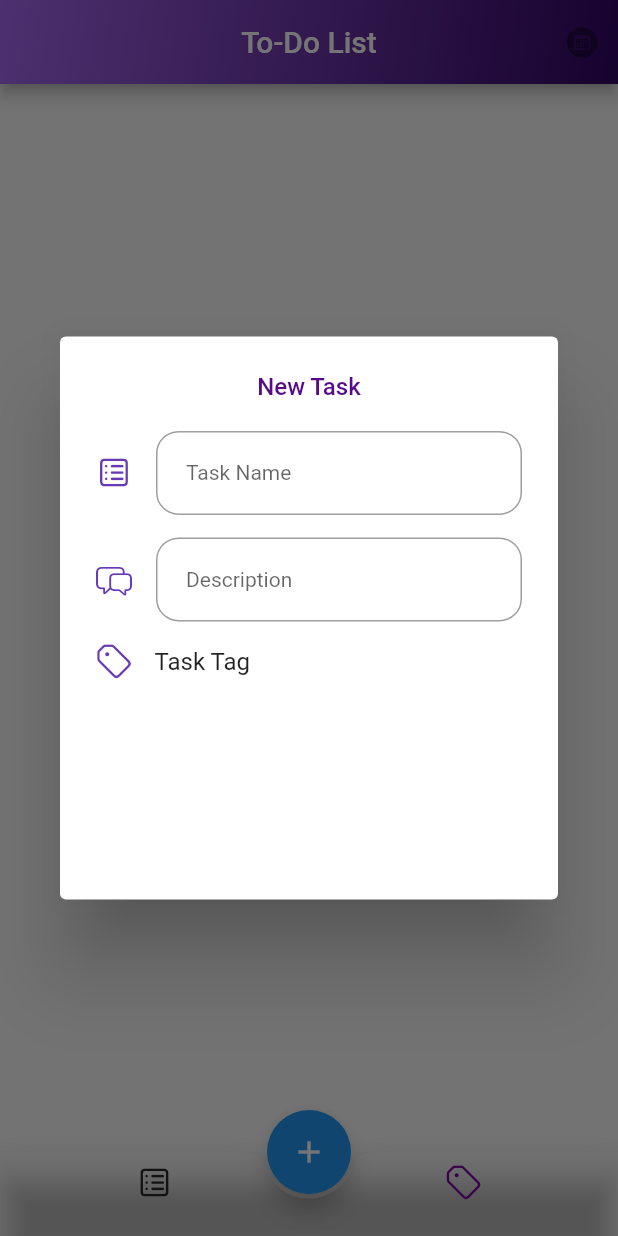
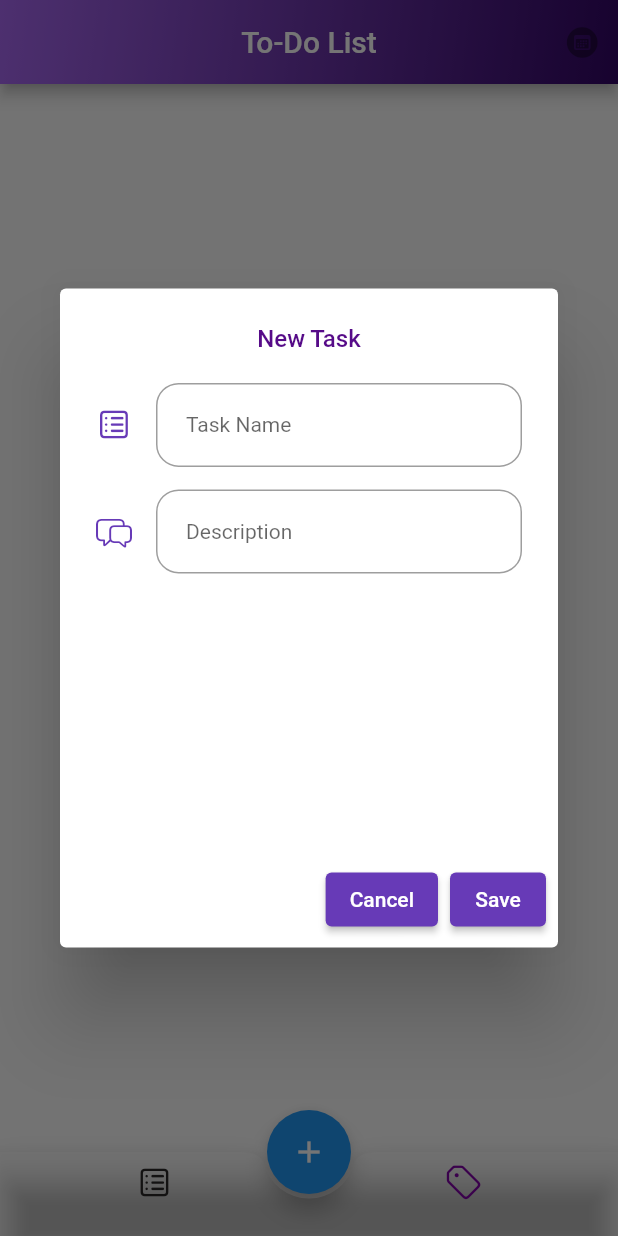
Before and after one commit to akashdevav/To-Do-List-App-in-flutter, a Flutter app: the screen it shows after launch, item 2 of the bottom bar chosen, after a tap on the "add" icon, on a phone screen of 412 x 824 dp. Run offline on Flutter 3.47's test engine with Material 2 defaults, Android fonts, the phone set to English and light mode, and no system bars; our stand-ins replace loading_animation_widget.

Commit message:
added ElevatedButtons known as 'cancel' and 'save'

```diff
--- a/todo_app/lib/bottom_appbar.dart
+++ b/todo_app/lib/bottom_appbar.dart
@@ -2,6 +2,8 @@ import 'package:flutter/material.dart';
 import 'package:flutter/cupertino.dart';
 import 'package:todo_app/background.dart';
 import 'package:todo_app/dialog_box.dart';
+import 'package:loading_animation_widget/loading_animation_widget.dart';
+
 
 class homePage extends StatefulWidget {
   homePage({super.key});
@@ -92,7 +94,9 @@ class Discreption extends StatelessWidget {
 
   @override
   Widget build(BuildContext context) {
-    return Text('Task Name');
+    return Center(
+      child: LoadingAnimationWidget.stretchedDots(color: Colors.deepPurple, size: 40.0)
+    );
   }
 }
 
@@ -101,6 +105,6 @@ class taskTag extends StatelessWidget {
 
   @override
   Widget build(BuildContext context) {
-    return Text('Task Tag');
+    return Text('The page is not get ready!');
   }
 }
--- a/todo_app/lib/dialog_box.dart
+++ b/todo_app/lib/dialog_box.dart
@@ -1,6 +1,8 @@
 import 'package:flutter/cupertino.dart';
 import 'package:flutter/material.dart';
 import 'package:todo_app/bottom_appbar.dart';
+//import 'package:todo_app/bottom_appbar.dart';
+//import 'package:todo_app/dropdown.dart';
 
 class addTaskdialog extends StatefulWidget {
   addTaskdialog({super.key});
@@ -12,6 +14,7 @@ class addTaskdialog extends StatefulWidget {
 }
 
 class _addTaskdialogState extends State<addTaskdialog> {
+  String _chosenValue = "Work";
 
   @override
   Widget build(BuildContext context) {
@@ -57,19 +60,35 @@ class _addTaskdialogState extends State<addTaskdialog> {
                 border: OutlineInputBorder(borderRadius: BorderRadius.circular(15.0))
                 ),
                 ),
-                SizedBox(height: 15.0,),
-                Row(
-                  children: [
-                    Icon(CupertinoIcons.tag, color: Colors.deepPurple),
-                    SizedBox(width: 15.0),
-                    taskTag()
-                  ],
-                )
+                // SizedBox(height: 15.0,),
+                // Row(
+                //   children: [
+                //     Icon(CupertinoIcons.tag, color: Colors.deepPurple),
+                //     SizedBox(width: 15.0),
+                //       taskTag()
+                //   ],
+                // )
               ],
             ),
           ),
         ),
       ),
+      actions: [
+        //cancel
+        ElevatedButton(onPressed: () {
+          Navigator.pop(context, true);
+        },
+        style: ElevatedButton.styleFrom(
+          primary: Colors.deepPurple
+        ),
+         child: Text('Cancel')),
+         //save
+         ElevatedButton(onPressed: () {},
+         style: ElevatedButton.styleFrom(
+          primary: Colors.deepPurple
+         ),
+          child: Text('Save'))
+      ],
     );
   }
 }
--- a/todo_app/pubspec.yaml
+++ b/todo_app/pubspec.yaml
@@ -35,6 +35,8 @@ dependencies:
   # The following adds the Cupertino Icons font to your application.
   # Use with the CupertinoIcons class for iOS style icons.
   cupertino_icons: ^1.0.2
+  loading_animation_widget:
+  loading_indicator: ^3.1.0
 
 dev_dependencies:
   flutter_test:
```
Also changed, not shown: todo_app/lib/dropdown.dart (added, +25 -0 lines), todo_app/pubspec.lock.
